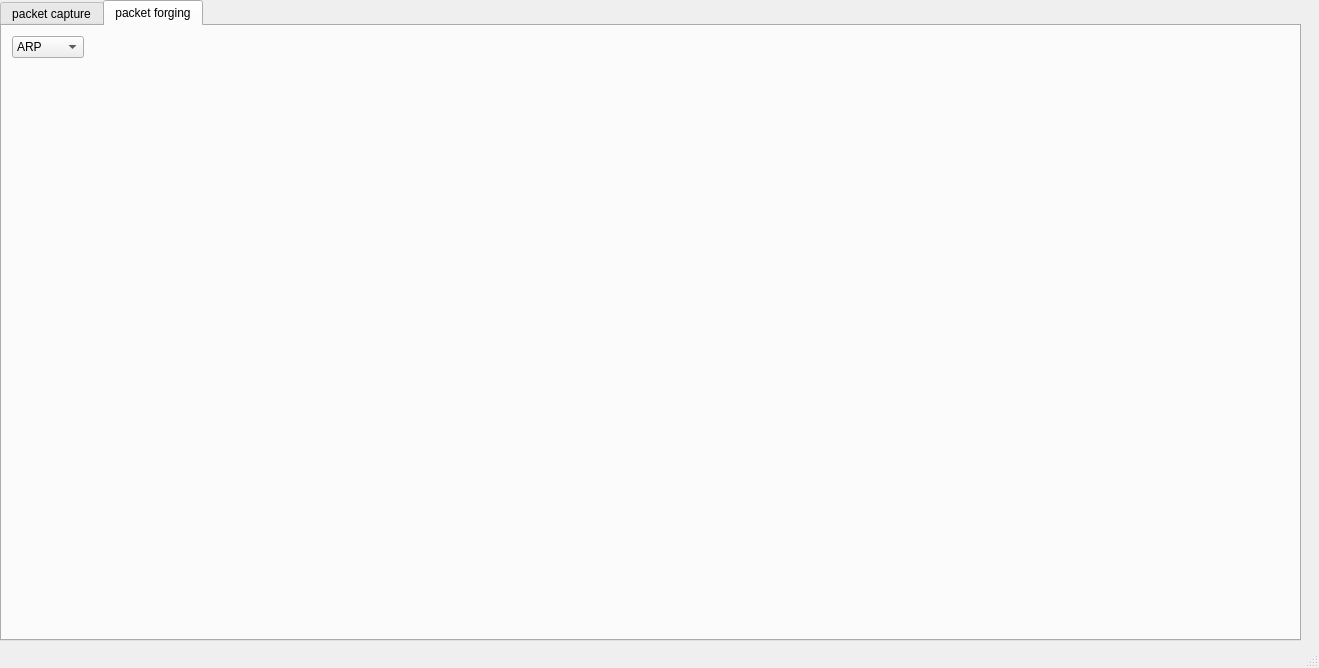
First picture: the form in NETSEC-1/mainwindow.ui, repository solimy/NETSEC-1, before the edit.
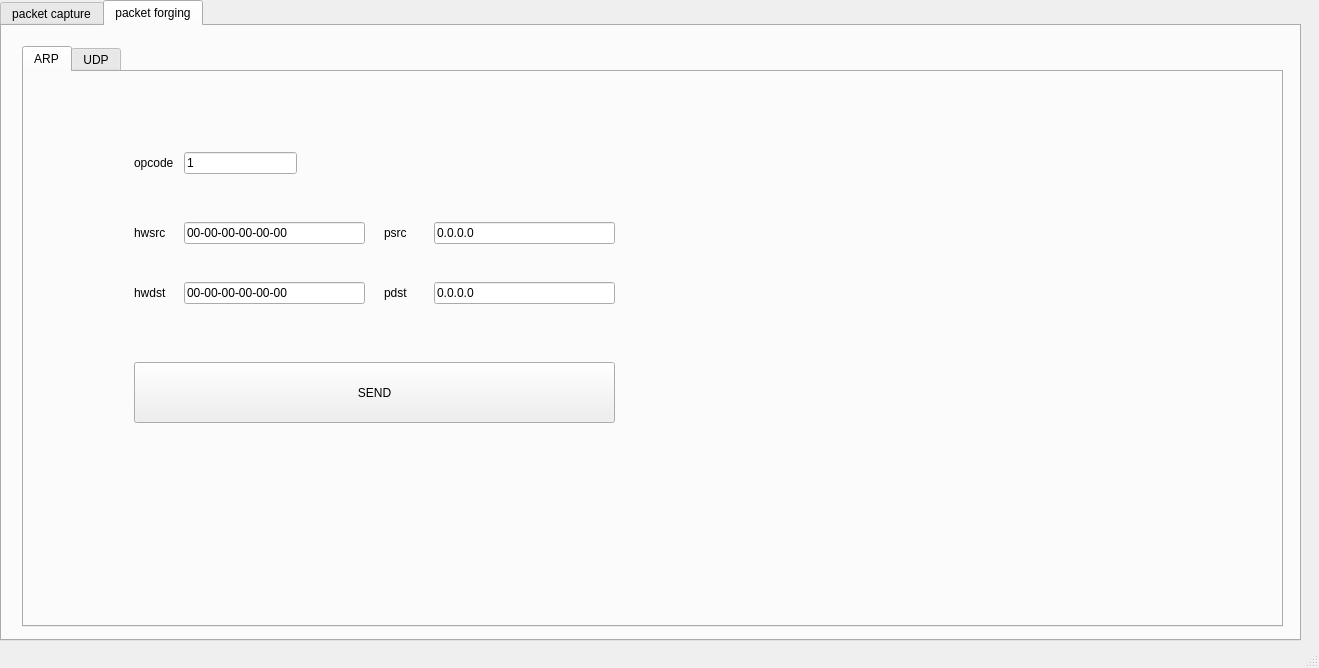
Second picture: the form after the edit. The open tabs and pages were chosen to show the change.

Patch:
```diff
--- a/NETSEC-1/mainwindow.ui
+++ b/NETSEC-1/mainwindow.ui
@@ -145,25 +145,171 @@
      <attribute name="title">
       <string>packet forging</string>
      </attribute>
-     <widget class="QComboBox" name="comboBox">
+     <widget class="QTabWidget" name="tabWidget_2">
       <property name="geometry">
        <rect>
-        <x>10</x>
-        <y>10</y>
-        <width>72</width>
-        <height>22</height>
+        <x>20</x>
+        <y>20</y>
+        <width>1261</width>
+        <height>581</height>
        </rect>
       </property>
-      <item>
-       <property name="text">
+      <property name="currentIndex">
+       <number>0</number>
+      </property>
+      <widget class="QWidget" name="tab_3">
+       <attribute name="title">
         <string>ARP</string>
-       </property>
-      </item>
-      <item>
-       <property name="text">
+       </attribute>
+       <widget class="QLabel" name="label_2">
+        <property name="geometry">
+         <rect>
+          <x>110</x>
+          <y>80</y>
+          <width>52</width>
+          <height>21</height>
+         </rect>
+        </property>
+        <property name="text">
+         <string>opcode</string>
+        </property>
+       </widget>
+       <widget class="QLineEdit" name="lineEdit_2">
+        <property name="geometry">
+         <rect>
+          <x>160</x>
+          <y>80</y>
+          <width>113</width>
+          <height>22</height>
+         </rect>
+        </property>
+        <property name="text">
+         <string>1</string>
+        </property>
+       </widget>
+       <widget class="QLabel" name="label_3">
+        <property name="geometry">
+         <rect>
+          <x>110</x>
+          <y>150</y>
+          <width>52</width>
+          <height>21</height>
+         </rect>
+        </property>
+        <property name="text">
+         <string>hwsrc</string>
+        </property>
+       </widget>
+       <widget class="QLineEdit" name="lineEdit_3">
+        <property name="geometry">
+         <rect>
+          <x>160</x>
+          <y>150</y>
+          <width>181</width>
+          <height>22</height>
+         </rect>
+        </property>
+        <property name="text">
+         <string>00-00-00-00-00-00</string>
+        </property>
+       </widget>
+       <widget class="QLabel" name="label_4">
+        <property name="geometry">
+         <rect>
+          <x>110</x>
+          <y>210</y>
+          <width>52</width>
+          <height>21</height>
+         </rect>
+        </property>
+        <property name="text">
+         <string>hwdst</string>
+        </property>
+       </widget>
+       <widget class="QLineEdit" name="lineEdit_4">
+        <property name="geometry">
+         <rect>
+          <x>160</x>
+          <y>210</y>
+          <width>181</width>
+          <height>22</height>
+         </rect>
+        </property>
+        <property name="text">
+         <string>00-00-00-00-00-00</string>
+        </property>
+       </widget>
+       <widget class="QLabel" name="label_5">
+        <property name="geometry">
+         <rect>
+          <x>360</x>
+          <y>210</y>
+          <width>52</width>
+          <height>21</height>
+         </rect>
+        </property>
+        <property name="text">
+         <string>pdst</string>
+        </property>
+       </widget>
+       <widget class="QLabel" name="label_6">
+        <property name="geometry">
+         <rect>
+          <x>360</x>
+          <y>150</y>
+          <width>52</width>
+          <height>21</height>
+         </rect>
+        </property>
+        <property name="text">
+         <string>psrc</string>
+        </property>
+       </widget>
+       <widget class="QLineEdit" name="lineEdit_5">
+        <property name="geometry">
+         <rect>
+          <x>410</x>
+          <y>150</y>
+          <width>181</width>
+          <height>22</height>
+         </rect>
+        </property>
+        <property name="text">
+         <string>0.0.0.0</string>
+        </property>
+       </widget>
+       <widget class="QLineEdit" name="lineEdit_6">
+        <property name="geometry">
+         <rect>
+          <x>410</x>
+          <y>210</y>
+          <width>181</width>
+          <height>22</height>
+         </rect>
+        </property>
+        <property name="text">
+         <string>0.0.0.0</string>
+        </property>
+       </widget>
+       <widget class="QPushButton" name="pushButton">
+        <property name="geometry">
+         <rect>
+          <x>110</x>
+          <y>290</y>
+          <width>481</width>
+          <height>61</height>
+         </rect>
+        </property>
+        <property name="text">
+         <string>SEND</string>
+        </property>
+       </widget>
+      </widget>
+      <widget class="QWidget" name="tab_4">
+       <attribute name="title">
         <string>UDP</string>
-       </property>
-      </item>
+       </attribute>
+      </widget>
      </widget>
     </widget>
    </widget>
```
Left out of the diff: 2 changed lines with no effect on the pictures.
